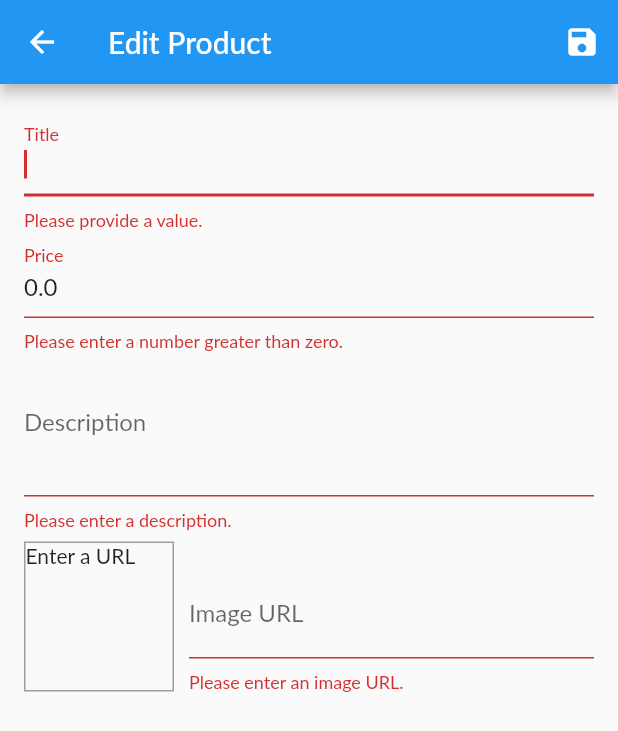
After one commit to vm-phung1134/Mobile-App-Ecomercial, a Flutter app: the EditProductScreen screen opened by its route, after a tap on the "save" icon, on a phone screen of 412 x 824 dp. The commit adds this screen. Shown: the top 731 px of the screen. Run offline on Flutter 3.47's test engine with Material 2 defaults, Android fonts, the phone set to English and light mode, and no system bars; our stand-ins replace carousel_slider, flutter_dotenv, flutter_svg, shared_preferences; accounts and stored records are empty; Roboto replaces fonts that are missing (Lato).

Commit message:
implement realtime firebase to products db

```diff
--- a/lib/main.dart
+++ b/lib/main.dart
@@ -1,14 +1,13 @@
 import 'package:flutter/material.dart';
 import 'package:flutter_dotenv/flutter_dotenv.dart';
-import 'package:shop_app/models/cart.dart';
 import 'package:shop_app/ui/auth/auth_manager.dart';
 import 'package:shop_app/ui/auth/auth_screen.dart';
 import 'package:shop_app/ui/cart/components/cart_manager.dart';
 import 'package:shop_app/ui/homepage/views/homepage_overview.dart';
 import 'package:shop_app/ui/product/components/product_manager.dart';
+import 'package:shop_app/ui/product/view/edit_product_screen.dart';
 import 'package:shop_app/ui/product/view/product_detail.dart';
 import 'package:provider/provider.dart';
-import 'package:shop_app/ui/splash_screen.dart';
 
 Future<void> main() async {
   // Load the .env file
@@ -23,13 +22,13 @@ class MyApp extends StatelessWidget {
   Widget build(BuildContext context) {
     return MultiProvider(
       providers: [
+        ChangeNotifierProvider(create: (ctx) => AuthManager()),
         ChangeNotifierProvider(
           create: (ctx) => ProductsManager(),
         ),
         ChangeNotifierProvider(
           create: (ctx) => CartManager(),
         ),
-        ChangeNotifierProvider(create: (ctx) => AuthManager()),
       ],
       child: Consumer<AuthManager>(builder: (ctx, authManager, child) {
         return MaterialApp(
@@ -66,6 +65,14 @@ class MyApp extends StatelessWidget {
                     ctx.read<ProductsManager>().findById(productId));
               });
             }
+            if (settings.name == EditProductScreen.routeName) {
+              final productId = settings.arguments as String?;
+              return MaterialPageRoute(builder: (ctx) {
+                return EditProductScreen(productId != null
+                    ? ctx.read<ProductsManager>().findById(productId)
+                    : null);
+              });
+            }
             return null;
           },
         );
--- a/lib/models/product.dart
+++ b/lib/models/product.dart
@@ -17,8 +17,7 @@ class Product {
     String? description,
     double? price,
     String? img,
-
-  }){
+  }) {
     return Product(
       id: id ?? this.id,
       title: title ?? this.title,
@@ -27,4 +26,22 @@ class Product {
       img: img ?? this.img,
     );
   }
+
+  Map<String, dynamic> toJson() {
+    return {
+      'title': title,
+      'description': description,
+      'price': price,
+      'img': img
+    };
+  }
+
+  static Product fromJson(Map<String, dynamic> json) {
+    return Product(
+        id: json['id'],
+        title: json['title'],
+        description: json['description'],
+        price: json['price'],
+        img: json['img']);
+  }
 }
--- a/lib/services/auth_service.dart
+++ b/lib/services/auth_service.dart
@@ -1,5 +1,6 @@
 import 'dart:convert';
 import 'dart:async';
+import 'dart:developer';
 
 import 'package:http/http.dart' as http;
 import 'package:shared_preferences/shared_preferences.dart';
@@ -40,6 +41,9 @@ class AuthService {
       }
 
       final authToken = _fromJson(responseJson);
+      log(authToken.token!);
+      log(authToken.userId);
+
       _saveAuthToken(authToken);
 
       return authToken;
--- /dev/null
+++ b/lib/services/products_service.dart
@@ -0,0 +1,53 @@
+import 'dart:convert';
+import 'dart:developer';
+
+import 'package:http/http.dart' as http;
+
+import '../models/product.dart';
+import '../models/auth_token.dart';
+
+import 'firebase_service.dart';
+
+class ProductsService extends FirebaseService {
+  ProductsService([AuthToken? authToken]) : super(authToken);
+
+  Future<List<Product>> fetchProducts([bool filterByUser = false]) async {
+    final List<Product> products = [];
+
+    try {
+      final filters =
+          filterByUser ? 'orderBy = "creatorId"&equalTo="$userId"' : '';
+      final productsUrl =
+          Uri.parse('$databaseUrl/products.json?auth=$token&$filters');
+      final response = await http.get(productsUrl);
+      final productsMap = json.decode(response.body) as Map<String, dynamic>;
+
+      if (response.statusCode != 200) {
+        print(productsMap['error']);
+        return products;
+      }
+      return products;
+    } catch (error) {
+      print(error);
+      return products;
+    }
+  }
+
+  Future<Product?> addProduct(Product product) async {
+    log(token!);
+    try {
+      final url = Uri.parse('$databaseUrl/products.json?auth=$token');
+      final response = await http.post(url,
+          body: json.encode(product.toJson()..addAll({'creatorId': userId})));
+
+      if (response.statusCode != 200) {
+        throw Exception(json.decode(response.body)['error']);
+      }
+
+      return product.copyWith(id: json.decode(response.body)['name']);
+    } catch (error) {
+      print(error);
+      return null;
+    }
+  }
+}
--- a/lib/ui/product/components/product_manager.dart
+++ b/lib/ui/product/components/product_manager.dart
@@ -1,37 +1,62 @@
 import 'package:flutter/material.dart';
-import 'package:shop_app/models/product.dart';
+import '../../../models/product.dart';
+import '../../../services/products_service.dart';
+import '../../../models/auth_token.dart';
 
 class ProductsManager with ChangeNotifier {
-  final List<Product> _items = [
-    Product(
-      id: 'p1',
-      title: 'Red Shirt',
-      description: 'A red shirt - it is pretty red!',
-      price: 29.99,
-      img: 'assets/images/product_0.png',
-    ),
-    Product(
-      id: 'p2',
-      title: 'Trousers',
-      description: 'A nice pair of trousers.',
-      price: 59.99,
-      img: 'assets/images/product_1.png',
-    ),
-    Product(
-      id: 'p3',
-      title: 'Yellow Scarf',
-      description: 'Warm and cozy - exactly what you need for the winter.',
-      price: 19.99,
-      img: 'assets/images/product_2.png',
-    ),
-    Product(
-      id: 'p4',
-      title: 'A Pan',
-      description: 'Prepare any meal you want.',
-      price: 49.99,
-      img: 'assets/images/product_3.png',
-    ),
+  List<Product> _items = [
+    // Product(
+    //   id: 'p1',
+    //   title: 'Red Shirt',
+    //   description: 'A red shirt - it is pretty red!',
+    //   price: 29.99,
+    //   img: 'assets/images/product_0.png',
+    // ),
+    // Product(
+    //   id: 'p2',
+    //   title: 'Trousers',
+    //   description: 'A nice pair of trousers.',
+    //   price: 59.99,
+    //   img: 'assets/images/product_1.png',
+    // ),
+    // Product(
+    //   id: 'p3',
+    //   title: 'Yellow Scarf',
+    //   description: 'Warm and cozy - exactly what you need for the winter.',
+    //   price: 19.99,
+    //   img: 'assets/images/product_2.png',
+    // ),
+    // Product(
+    //   id: 'p4',
+    //   title: 'A Pan',
+    //   description: 'Prepare any meal you want.',
+    //   price: 49.99,
+    //   img: 'assets/images/product_3.png',
+    // ),
   ];
+
+  final ProductsService _productService;
+
+  ProductsManager([AuthToken? authToken])
+      : _productService = ProductsService(authToken);
+
+  set authToken(AuthToken? authToken) {
+    _productService.authToken = authToken;
+  }
+
+  Future<void> fetchProducts([bool filterByUser = false]) async {
+    _items = await _productService.fetchProducts(filterByUser);
+    notifyListeners();
+  }
+
+  Future<void> addProduct(Product product) async {
+    final newProduct = await _productService.addProduct(product);
+    if (newProduct != null) {
+      _items.add(newProduct);
+      notifyListeners();
+    }
+  }
+
   int get itemCount {
     return _items.length;
   }
@@ -50,18 +75,17 @@ class ProductsManager with ChangeNotifier {
     ];
   }
 
-  void addProduct(Product product) {
-    _items.add(
-      product.copyWith(
-        id: 'p${DateTime.now().toIso8601String()}',
-      ),
-    );
-    notifyListeners();
-  }
-
   void deleteProduct(String id) {
     final index = _items.indexWhere((element) => element.id == id);
     _items.removeAt(index);
     notifyListeners();
   }
+
+  void updateProduct(Product product) {
+    final index = _items.indexWhere((item) => item.id == product.id);
+    if (index >= 0) {
+      _items[index] = product;
+      notifyListeners();
+    }
+  }
 }
--- /dev/null
+++ b/lib/ui/product/components/user_product_list_tile.dart
@@ -0,0 +1,57 @@
+import 'package:flutter/material.dart';
+import 'product_manager.dart';
+import 'package:provider/provider.dart';
+
+import '../../../models/product.dart';
+
+class UserProductListTile extends StatelessWidget {
+  final Product product;
+
+  const UserProductListTile(this.product, {super.key});
+
+  @override
+  Widget build(BuildContext context) {
+    return ListTile(
+      leading: SizedBox(
+        child: Image.asset(
+          product.img,
+          fit: BoxFit.cover,
+        ),
+      ),
+      title: Text(product.title),
+      trailing: SizedBox(
+        width: 100,
+        child: Row(
+            children: [buildEditButton(context), buildDeleteButton(context)]),
+      ),
+    );
+  }
+
+  Widget buildDeleteButton(BuildContext context) {
+    return IconButton(
+      icon: const Icon(Icons.delete),
+      onPressed: () {
+        context.read<ProductsManager>().deleteProduct(product.id!);
+        ScaffoldMessenger.of(context)
+          ..hideCurrentSnackBar()
+          ..showSnackBar(const SnackBar(
+              content: Text(
+            'Product deleted',
+            textAlign: TextAlign.center,
+          )));
+      },
+      color: Theme.of(context).errorColor,
+    );
+  }
+
+  Widget buildEditButton(BuildContext context) {
+    return IconButton(
+      icon: const Icon(Icons.edit),
+      onPressed: () {
+        // Navigator.of(context)
+        //     .pushNamed(EditProductScreen.routeName, arguments: product.id);
+      },
+      color: Theme.of(context).primaryColor,
+    );
+  }
+}
--- /dev/null
+++ b/lib/ui/product/view/edit_product_screen.dart
@@ -0,0 +1,234 @@
+import 'package:flutter/material.dart';
+import 'package:provider/provider.dart';
+
+import '../../../models/product.dart';
+import '../../shared/dialog_utils.dart';
+
+import '../components/product_manager.dart';
+
+class EditProductScreen extends StatefulWidget {
+  static const routeName = '/edit-product';
+
+  EditProductScreen(
+    Product? product, {
+    super.key,
+  }) {
+    if (product == null) {
+      this.product = Product(
+        id: null,
+        title: '',
+        price: 0,
+        description: '',
+        img: '',
+      );
+    } else {
+      this.product = product;
+    }
+  }
+
+  late final Product product;
+
+  @override
+  State<EditProductScreen> createState() => _EditProductScreenState();
+}
+
+class _EditProductScreenState extends State<EditProductScreen> {
+  final _imageUrlController = TextEditingController();
+  final _imageUrlFocusNode = FocusNode();
+  final _editForm = GlobalKey<FormState>();
+  late Product _editedProduct;
+  var _isLoading = false;
+
+  bool _isValidImageUrl(String value) {
+    return (value.startsWith('http') || value.startsWith('https')) &&
+        (value.endsWith('.png') ||
+            value.endsWith('.jpg') ||
+            value.endsWith('.jpeg'));
+  }
+
+  @override
+  void initState() {
+    _imageUrlFocusNode.addListener(() {
+      if (!_isValidImageUrl(_imageUrlController.text)) {
+        return;
+      }
+      setState(() {});
+    });
+    _editedProduct = widget.product;
+    _imageUrlController.text = _editedProduct.img;
+    super.initState();
+  }
+
+  @override
+  void dispose() {
+    _imageUrlController.dispose();
+    _imageUrlFocusNode.dispose();
+    super.dispose();
+  }
+
+  Future<void> _saveForm() async {
+    final isValid = _editForm.currentState!.validate();
+    if (!isValid) {
+      return;
+    }
+    _editForm.currentState!.save();
+
+    setState(() {
+      _isLoading = true;
+    });
+
+    try {
+      final productsManager = context.read<ProductsManager>();
+      if (_editedProduct.id != null) {
+        productsManager.updateProduct(_editedProduct);
+      } else {
+        productsManager.addProduct(_editedProduct);
+      }
+    } catch (error) {
+      await showErrorDialog(context, 'Something went wrong.');
+    }
+
+    setState(() {
+      _isLoading = false;
+    });
+
+    if (mounted) {
+      Navigator.of(context).pop();
+    }
+  }
+
+  @override
+  Widget build(BuildContext context) {
+    return Scaffold(
+        appBar: AppBar(
+          title: const Text('Edit Product'),
+          actions: <Widget>[
+            IconButton(onPressed: _saveForm, icon: const Icon(Icons.save)),
+          ],
+        ),
+        body: _isLoading
+            ? const Center(
+                child: CircularProgressIndicator(),
+              )
+            : Padding(
+                padding: const EdgeInsets.all(16.0),
+                child: Form(
+                    key: _editForm,
+                    child: ListView(
+                      children: <Widget>[
+                        buildTitleField(),
+                        buildPriceField(),
+                        buildDescriptionField(),
+                        buildProductPreview()
+                      ],
+                    ))));
+  }
+
+  TextFormField buildTitleField() {
+    return TextFormField(
+        initialValue: _editedProduct.title,
+        decoration: const InputDecoration(labelText: 'Title'),
+        textInputAction: TextInputAction.next,
+        autofocus: true,
+        validator: (value) {
+          if (value!.isEmpty) {
+            return 'Please provide a value.';
+          }
+          return null;
+        },
+        onSaved: (value) {
+          _editedProduct = _editedProduct.copyWith(title: value);
+        });
+  }
+
+  TextFormField buildPriceField() {
+    return TextFormField(
+      initialValue: _editedProduct.price.toString(),
+      decoration: const InputDecoration(labelText: 'Price'),
+      textInputAction: TextInputAction.next,
+      keyboardType: TextInputType.number,
+      validator: (value) {
+        if (value!.isEmpty) {
+          return 'Please enter a price.';
+        }
+        if (double.tryParse(value) == null) {
+          return 'Please enter a valid number.';
+        }
+        if (double.parse(value) <= 0) {
+          return 'Please enter a number greater than zero.';
+        }
+        return null;
+      },
+      onSaved: (value) {
+        _editedProduct = _editedProduct.copyWith(price: double.parse(value!));
+      },
+    );
+  }
+
+  TextFormField buildDescriptionField() {
+    return TextFormField(
+      initialValue: _editedProduct.description,
+      decoration: const InputDecoration(labelText: 'Description'),
+      maxLines: 3,
+      keyboardType: TextInputType.multiline,
+      validator: (value) {
+        if (value!.isEmpty) {
+          return 'Please enter a description.';
+        }
+        if (value.length < 10) {
+          return 'Should be at least 10 characters long.';
+        }
+        return null;
+      },
+      onSaved: (value) {
+        _editedProduct = _editedProduct.copyWith(description: value);
+      },
+    );
+  }
+
+  Widget buildProductPreview() {
+    return Row(crossAxisAlignment: CrossAxisAlignment.end, children: <Widget>[
+      Container(
+        width: 100,
+        height: 100,
+        margin: const EdgeInsets.only(top: 8, right: 10),
+        decoration: BoxDecoration(
+            border: Border.all(
+          width: 1,
+          color: Colors.grey,
+        )),
+        child: _imageUrlController.text.isEmpty
+            ? const Text('Enter a URL')
+            : FittedBox(
+                child:
+                    Image.network(_imageUrlController.text, fit: BoxFit.cover)),
+      ),
+      Expanded(
+        child: buildImageUrlField(),
+      )
+    ]);
+  }
+
+  TextFormField buildImageUrlField() {
+    return TextFormField(
+      decoration: const InputDecoration(labelText: 'Image URL'),
+      keyboardType: TextInputType.url,
+      textInputAction: TextInputAction.done,
+      controller: _imageUrlController,
+      focusNode: _imageUrlFocusNode,
+      onFieldSubmitted: (value) => _saveForm(),
+      validator: (value) {
+        if (value!.isEmpty) {
+          return 'Please enter an image URL.';
+        }
+        if (!_isValidImageUrl(value)) {
+          return 'Please enter a valid image URL.';
+        }
+        return null;
+      },
+      onSaved: (value) {
+        _editedProduct = _editedProduct.copyWith(img: value);
+      },
+    );
+  }
+}
--- a/lib/ui/search/search_screen.dart
+++ b/lib/ui/search/search_screen.dart
@@ -4,7 +4,7 @@ import 'package:shop_app/ui/product/components/product_grid.dart';
 import 'package:provider/provider.dart';
 import '../product/components/product_grid_title.dart';
 import '../product/components/product_manager.dart';
-import '../../../models/product.dart';
+import '../../models/product.dart';
 
 class SearchScreen extends StatefulWidget {
   const SearchScreen({super.key});
--- a/lib/ui/user_profile/logout.dart
+++ b/lib/ui/user_profile/logout.dart
@@ -1,4 +1,5 @@
 import 'package:flutter/material.dart';
+import 'package:provider/provider.dart';
 
 import '../auth/auth_manager.dart';
 
@@ -32,7 +33,7 @@ class UserProfileScreen extends StatelessWidget {
                       const EdgeInsets.symmetric(horizontal: 90, vertical: 20),
                   shape: const StadiumBorder()),
               onPressed: () {
-                AuthManager().logout();
+                context.read<AuthManager>().logout();
                 Navigator.of(context).pushReplacementNamed('/auth');
               },
               child: const Text(
```
Also changed, not shown: lib/models/auth_token.dart (+5 -4 lines), lib/services/firebase_service.dart (added, +27 -0 lines), lib/ui/homepage/views/homepage_overview.dart (+10 -3 lines), lib/ui/product/components/product_grid_title.dart (+14 -14 lines), lib/ui/product/view/product_overview.dart (+21 -1 lines), lib/ui/product/view/user_products_screen.dart (added, +53 -0 lines), 1 other file.
